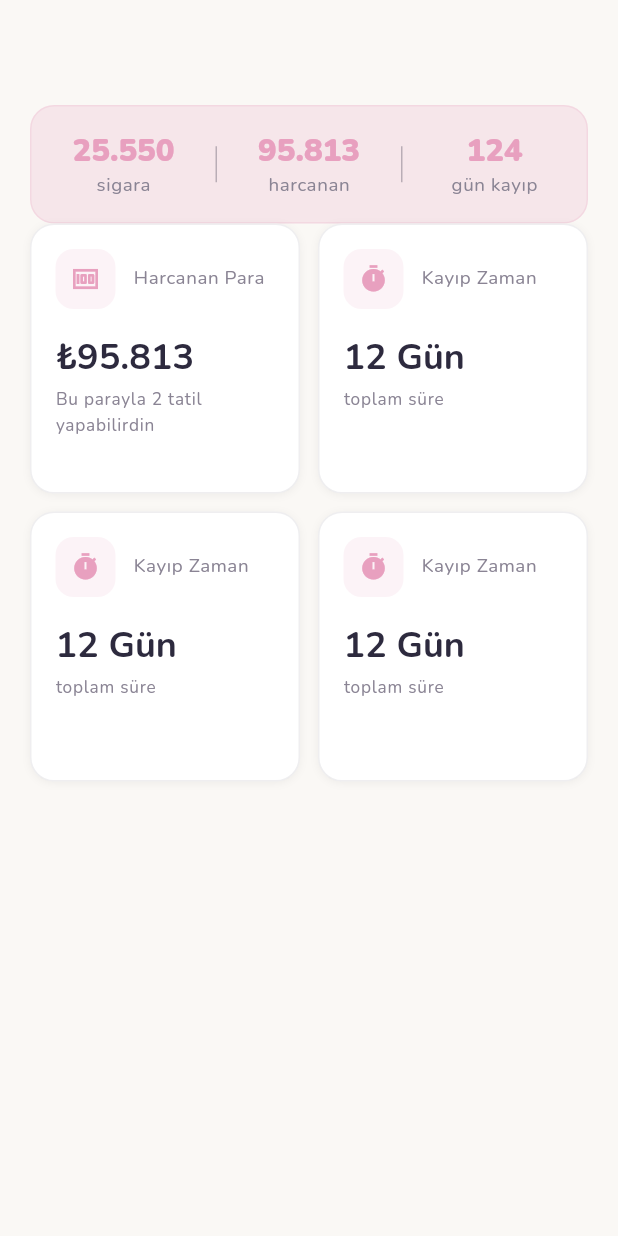
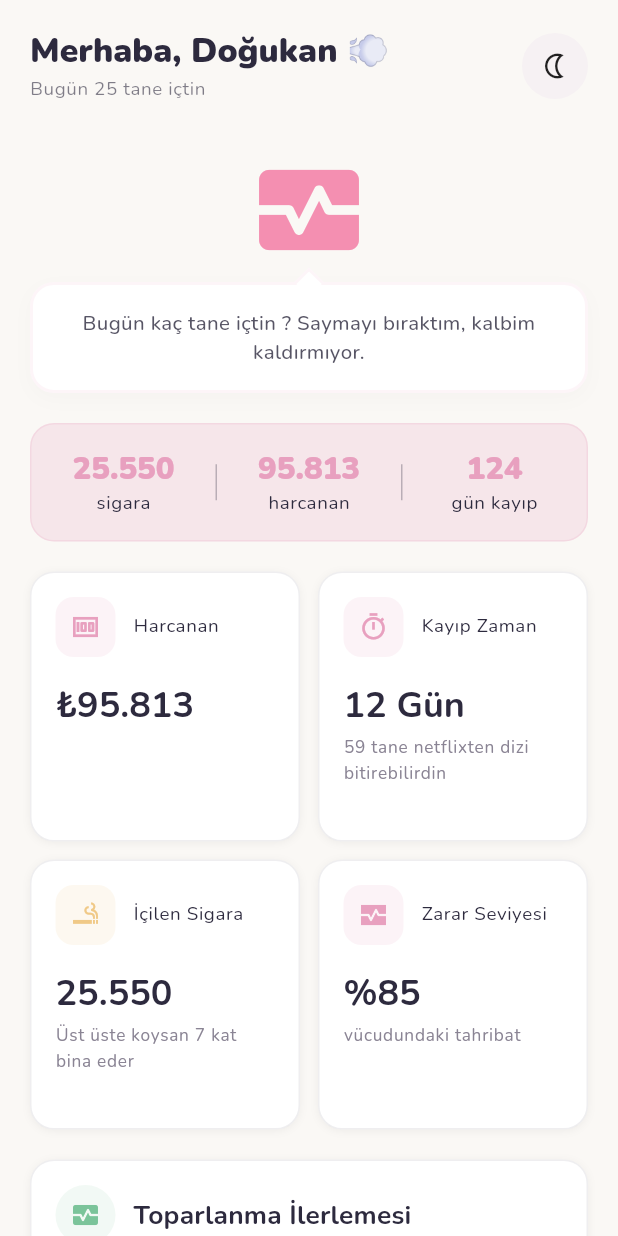
Before and after one commit to dogualagoz/luno-quit-smoking-app, a Flutter app: the screen it shows after launch, on a phone screen of 412 x 824 dp. Run offline on Flutter 3.47's test engine with Material 3 defaults, Android fonts, the phone set to English and light mode, and no system bars; our stand-ins replace go_router, google_fonts.

Commit message:
feat(ui): complete dashboard UI with header, mascot, progress and quote card

```diff
--- a/lib/core/theme/app_spacing.dart
+++ b/lib/core/theme/app_spacing.dart
@@ -9,6 +9,8 @@ abstract final class AppSpacing {
   static const double p16 = 16.0;
   static const double p20 = 20.0;
   static const double p24 = 24.0;
+  static const double p32 = 32.0;
+  static const double p40 = 40.0;
   static const double p96 = 96.0;
 
   //EdgeInsets (Direkt kullanım için)
@@ -25,7 +27,8 @@ abstract final class AppSpacing {
 
   // SizedBox (boşluklar)x
   static const sectionGap = SizedBox(height: p20);
-  static const sectionGapLarge = SizedBox(height: p24);
+  static const sectionGapMedium = SizedBox(height: p24);
+  static const sectionGapLarge = SizedBox(height: p32);
 
   // CardGap
   static const cardGap = SizedBox(width: p12, height: p12);
--- a/lib/core/theme/app_theme.dart
+++ b/lib/core/theme/app_theme.dart
@@ -46,9 +46,7 @@ abstract final class AppTheme {
       bodyMedium: AppTextStyles.bodySemibold,
       titleLarge: AppTextStyles.summaryValue, // 20.8px/w800
       headlineSmall: AppTextStyles.statValue, // 24px/w700
-      bodySmall: AppTextStyles.caption.copyWith(
-        color: AppColors.lightMutedForeground,
-      ), // 12.5px/w400
+      bodySmall: AppTextStyles.caption, // 12.5px/w400
       labelSmall: AppTextStyles.hint.copyWith(
         color: AppColors.lightMutedForeground,
       ), // 11.5px/w400
--- a/lib/core/widgets/luno_card.dart
+++ b/lib/core/widgets/luno_card.dart
@@ -1,5 +1,4 @@
 import 'package:flutter/material.dart';
-import 'package:luno_quit_smoking_app/core/theme/app_colors.dart';
 import 'package:luno_quit_smoking_app/core/theme/app_radius.dart';
 import 'package:luno_quit_smoking_app/core/theme/app_spacing.dart';
 import 'package:luno_quit_smoking_app/core/theme/app_theme.dart';
--- /dev/null
+++ b/lib/core/widgets/quote_card.dart
@@ -0,0 +1,43 @@
+import 'package:flutter/material.dart';
+import 'package:luno_quit_smoking_app/core/theme/app_spacing.dart';
+import 'package:luno_quit_smoking_app/core/widgets/luno_card.dart';
+
+class QuoteCard extends StatelessWidget {
+  final String quote;
+  final String author;
+
+  const QuoteCard({super.key, required this.quote, required this.author});
+
+  @override
+  Widget build(BuildContext context) {
+    final theme = Theme.of(context);
+    final colorScheme = theme.colorScheme;
+    final textTheme = theme.textTheme;
+
+    return LunoCard(
+      color: colorScheme.primary.withOpacity(0.08), // Hafif pembe/vurgu rengi
+      padding: AppSpacing.cardPadding,
+      child: Column(
+        crossAxisAlignment: CrossAxisAlignment.start,
+        children: [
+          Text(
+            '"$quote"',
+            style: textTheme.bodyMedium?.copyWith(
+              fontStyle: FontStyle.italic,
+              color: colorScheme.onSurface.withOpacity(0.8),
+              height: 1.5,
+            ),
+          ),
+          const SizedBox(height: 12),
+          Text(
+            "— $author",
+            style: textTheme.labelSmall?.copyWith(
+              color: colorScheme.onSurface.withOpacity(0.5),
+              fontWeight: FontWeight.w600,
+            ),
+          ),
+        ],
+      ),
+    );
+  }
+}
--- /dev/null
+++ b/lib/core/widgets/recovery_progress.dart
@@ -0,0 +1,93 @@
+import 'package:flutter/material.dart';
+import 'package:luno_quit_smoking_app/core/theme/app_colors.dart';
+import 'package:luno_quit_smoking_app/core/theme/app_radius.dart';
+import 'package:luno_quit_smoking_app/core/theme/app_spacing.dart';
+import 'package:luno_quit_smoking_app/core/widgets/luno_card.dart';
+
+class RecoveryProgress extends StatelessWidget {
+  final double progress;
+  final String progressText;
+  final String statusText;
+
+  const RecoveryProgress({
+    super.key,
+    required this.progress,
+    required this.progressText,
+    required this.statusText,
+  });
+
+  @override
+  Widget build(BuildContext context) {
+    final theme = Theme.of(context);
+    final colorScheme = theme.colorScheme;
+    final textTheme = theme.textTheme;
+
+    // Sistem temasına göre dark ve ya light
+    final colors = theme.brightness == Brightness.dark
+        ? AppColors.gradientSuccessDark
+        : AppColors.gradientSuccessLight;
+
+    return LunoCard(
+      child: Column(
+        crossAxisAlignment: CrossAxisAlignment.start,
+        children: [
+          Row(
+            children: [
+              Container(
+                padding: AppSpacing.iconPadding,
+                decoration: BoxDecoration(
+                  color: colors.first.withOpacity(0.15),
+                  shape: BoxShape.circle,
+                ),
+                child: Icon(
+                  Icons.monitor_heart_rounded,
+                  size: 20,
+                  color: colors.last,
+                ),
+              ),
+              const SizedBox(width: AppSpacing.p12),
+              Text("Toparlanma İlerlemesi", style: textTheme.titleMedium),
+            ],
+          ),
+          AppSpacing.sectionGap,
+          Stack(
+            children: [
+              Container(
+                height: 12,
+                width: double.infinity,
+                decoration: BoxDecoration(
+                  color: colorScheme.secondary.withOpacity(0.3),
+                  borderRadius: AppRadius.progressBar,
+                ),
+              ),
+              FractionallySizedBox(
+                widthFactor: progress.clamp(0.0, 1.0),
+                child: Container(
+                  height: 12,
+                  decoration: BoxDecoration(
+                    gradient: LinearGradient(colors: colors),
+                    borderRadius: AppRadius.progressBar,
+                  ),
+                ),
+              ),
+            ],
+          ),
+          const SizedBox(height: 10),
+          Row(
+            mainAxisAlignment: MainAxisAlignment.spaceBetween,
+            children: [
+              Text(progressText, style: textTheme.bodySmall),
+              Row(
+                children: [
+                  Text(statusText, style: textTheme.bodySmall),
+                  const SizedBox(width: 4),
+                  const Text("🌱", style: TextStyle(fontSize: 12)),
+                ],
+              ),
+            ],
+          ),
+        ],
+      ),
+    );
+  }
+}
--- /dev/null
+++ b/lib/core/widgets/speech_bubble.dart
@@ -0,0 +1,74 @@
+import 'package:flutter/material.dart';
+import 'package:luno_quit_smoking_app/core/theme/app_radius.dart';
+
+class SpeechBubble extends StatelessWidget {
+  final String text;
+  const SpeechBubble({super.key, required this.text});
+
+  @override
+  Widget build(BuildContext context) {
+    final theme = Theme.of(context);
+    final colorScheme = theme.colorScheme;
+
+    return Center(
+      child: Stack(
+        alignment: Alignment.topCenter,
+        clipBehavior: Clip.none, // Okun dışarı taşmasına izin veriyoruz
+        children: [
+          // ANA BALON
+          Container(
+            padding: const EdgeInsets.symmetric(horizontal: 20, vertical: 16),
+            decoration: BoxDecoration(
+              color: colorScheme.surface,
+              borderRadius: AppRadius.mascotBubble,
+              border: Border.all(
+                color: colorScheme.primary.withOpacity(0.1),
+                width: 2,
+              ),
+              boxShadow: [
+                BoxShadow(
+                  color: Colors.black.withOpacity(0.02),
+                  blurRadius: 10,
+                  offset: const Offset(0, 4),
+                ),
+              ],
+            ),
+            child: Text(
+              text,
+              textAlign: TextAlign.center,
+              style: theme.textTheme.bodyMedium?.copyWith(
+                color: colorScheme.onSurface.withOpacity(0.8),
+                fontWeight: FontWeight.w500,
+              ),
+            ),
+          ),
+
+          // BALONUN OKU (Arrow)
+          Positioned(
+            top: -7, // Balonun üst kenarından dışarı taşacak
+            child: Transform.rotate(
+              angle: 0.785, // 45 derece döndürerek üçgen efekti veriyoruz
+              child: Container(
+                width: 14,
+                height: 14,
+                decoration: BoxDecoration(
+                  color: colorScheme.surface,
+                  border: Border(
+                    left: BorderSide(
+                      color: colorScheme.primary.withOpacity(0.1),
+                      width: 2,
+                    ),
+                    top: BorderSide(
+                      color: colorScheme.primary.withOpacity(0.1),
+                      width: 2,
+                    ),
+                  ),
+                ),
+              ),
+            ),
+          ),
+        ],
+      ),
+    );
+  }
+}
--- /dev/null
+++ b/lib/core/widgets/stat_grid.dart
@@ -0,0 +1,65 @@
+import 'package:flutter/material.dart';
+import 'package:luno_quit_smoking_app/core/theme/app_colors.dart';
+import 'package:luno_quit_smoking_app/core/widgets/stat_card.dart';
+import 'package:luno_quit_smoking_app/core/theme/app_spacing.dart';
+
+class StatGrid extends StatelessWidget {
+  final String spentMoney;
+  final String lostTime;
+  final String smokedCount;
+  final String healthRisk;
+
+  const StatGrid({
+    super.key,
+    required this.spentMoney,
+    required this.lostTime,
+    required this.smokedCount,
+    required this.healthRisk,
+  });
+
+  @override
+  Widget build(BuildContext context) {
+    final theme = Theme.of(context);
+    final colorScheme = theme.colorScheme;
+    final textTheme = theme.textTheme;
+    // GridView'un Sütun içinde düzgün çalışması için ShrinkWrap: true
+    // ve physics: NeverScrollableScrollPhysics kullanıyoruz.
+
+    return GridView.count(
+      padding: EdgeInsets.zero,
+      crossAxisCount: 2,
+      mainAxisSpacing: AppSpacing.p12,
+      crossAxisSpacing: AppSpacing.p12,
+      shrinkWrap: true,
+      physics: const NeverScrollableScrollPhysics(),
+      children: [
+        StatCard(
+          label: "Harcanan",
+          value: spentMoney,
+          icon: Icons.money,
+          iconColor: colorScheme.primary,
+        ),
+        StatCard(
+          label: "Kayıp Zaman",
+          value: lostTime,
+          icon: Icons.timer_outlined,
+          subtext: "59 tane netflixten dizi bitirebilirdin",
+        ),
+        StatCard(
+          label: "İçilen Sigara",
+          value: smokedCount,
+          icon: Icons.smoking_rooms_outlined,
+          iconColor: AppColors.lightChartWarning,
+          subtext: "Üst üste koysan 7 kat bina eder",
+        ),
+        StatCard(
+          label: "Zarar Seviyesi",
+          value: healthRisk,
+          icon: Icons.monitor_heart_sharp,
+          iconColor: AppColors.lightChartPrimary,
+          subtext: "vücudundaki tahribat",
+        ),
+      ],
+    );
+  }
+}
--- a/lib/features/main/presentation/main_screen.dart
+++ b/lib/features/main/presentation/main_screen.dart
@@ -1,6 +1,10 @@
 import 'package:flutter/material.dart';
-import 'package:luno_quit_smoking_app/core/widgets/luno_card.dart';
-import 'package:luno_quit_smoking_app/core/widgets/stat_card.dart';
+import 'package:luno_quit_smoking_app/core/theme/app_spacing.dart';
+import 'package:luno_quit_smoking_app/core/widgets/recovery_progress.dart';
+import 'package:luno_quit_smoking_app/core/widgets/quote_card.dart';
+import 'package:luno_quit_smoking_app/core/widgets/stat_grid.dart';
+import 'package:luno_quit_smoking_app/core/widgets/speech_bubble.dart';
+import 'package:luno_quit_smoking_app/features/main/presentation/widgets/main_header.dart';
 import 'package:luno_quit_smoking_app/features/main/presentation/widgets/summary_bar.dart';
 
 class MainScreen extends StatelessWidget {
@@ -9,50 +13,76 @@ class MainScreen extends StatelessWidget {
   @override
   Widget build(BuildContext context) {
     return Scaffold(
-      body: Padding(
+      body: SafeArea(
+        child: SingleChildScrollView(
+          physics: const BouncingScrollPhysics(),
+          child: Padding(
             padding: const EdgeInsets.all(20.0), // Ekran kenarından boşluk
 
             child: Column(
+              crossAxisAlignment: CrossAxisAlignment.stretch,
+              mainAxisAlignment: MainAxisAlignment.center,
               children: [
-            const SizedBox(height: 50),
+                // Başlık
+                MainHeader(userName: "Doğukan", subText: "Bugün 25 tane içtin"),
+
+                AppSpacing.sectionGapLarge,
+
+                //Ciğer ikonu
+                Center(
+                  child: Icon(
+                    Icons.monitor_heart,
+                    size: 80,
+                    color: Colors.pink.shade200,
+                  ),
+                ),
+
+                const SizedBox(height: 8),
+
+                // Konuşma balonu
+                const SpeechBubble(
+                  text:
+                      "Bugün kaç tane içtin ? Saymayı bıraktım, kalbim kaldırmıyor.",
+                ),
+                AppSpacing.sectionGap,
+
+                // Özet çubuğu
                 SummaryBar(
                   cigContent: "25.550",
                   spentContent: "95.813",
                   lossContent: "124",
                 ),
-            GridView.count(
-              crossAxisCount: 2, // Yan yana 2 tane
-              mainAxisSpacing: 12, // Dikey boşluk
-              crossAxisSpacing: 12, // Yatay boşluk
-              shrinkWrap: true,
-              children: [
-                StatCard(
-                  label: "Harcanan Para",
-                  value: "₺95.813",
-                  icon: Icons.money,
-                  subtext: "Bu parayla 2 tatil yapabilirdin",
+                AppSpacing.sectionGap,
+
+                // İstatistikler (ilerde sayaç eklenecek)
+                StatGrid(
+                  spentMoney: "₺95.813",
+                  lostTime: "12 Gün",
+                  smokedCount: "25.550",
+                  healthRisk: "%85",
                 ),
-                StatCard(
-                  label: "Kayıp Zaman",
-                  value: "12 Gün",
-                  icon: Icons.timer,
-                  subtext: "toplam süre",
+                AppSpacing.sectionGap,
+
+                // Toparlanma ilerlemesi (başka bir şeye değiştirilebilir)
+                const RecoveryProgress(
+                  progress: 0.8,
+                  progressText: "%80",
+                  statusText: "Akciğerlerin temizleniyor",
                 ),
-                StatCard(
-                  label: "Kayıp Zaman",
-                  value: "12 Gün",
-                  icon: Icons.timer,
-                  subtext: "toplam süre",
+
+                AppSpacing.sectionGap,
+
+                // MOTİVASYON KARTI (Quote Card)
+                const QuoteCard(
+                  quote:
+                      "Her sigara hayatından 11 dakika çalar. Ama sen zaten zamanı dumanla harcamayı seviyorsun, değil mi?",
+                  author: "Ciğerito, senin akciğer dostun",
                 ),
-                StatCard(
-                  label: "Kayıp Zaman",
-                  value: "12 Gün",
-                  icon: Icons.timer,
-                  subtext: "toplam süre",
-                ),
+
+                const SizedBox(height: AppSpacing.p96),
               ],
             ),
-          ],
+          ),
         ),
       ),
     );
--- /dev/null
+++ b/lib/features/main/presentation/widgets/main_header.dart
@@ -0,0 +1,55 @@
+import 'package:flutter/material.dart';
+
+class MainHeader extends StatelessWidget {
+  final String userName;
+  final String subText;
+
+  const MainHeader({super.key, required this.userName, required this.subText});
+
+  @override
+  Widget build(BuildContext context) {
+    final theme = Theme.of(context);
+    final textTheme = theme.textTheme;
+
+    return Row(
+      mainAxisAlignment: MainAxisAlignment.spaceBetween,
+      children: [
+        Column(
+          crossAxisAlignment: CrossAxisAlignment.start,
+          children: [
+            // Merhaba, x
+            Text(
+              "Merhaba, $userName 💨",
+              style: textTheme.headlineSmall?.copyWith(
+                fontWeight: FontWeight.w900,
+                fontSize: 22.4,
+                height: 1.2,
+              ),
+            ),
+            const SizedBox(height: 4),
+
+            // altındaki yazı
+            Text(
+              subText,
+              style: textTheme.bodySmall?.copyWith(
+                fontSize: 12.5,
+                color: theme.colorScheme.onSurface.withOpacity(0.6),
+              ),
+            ),
+          ],
+        ),
+
+        //Ay ikonu (tema değiştirici)
+        Container(
+          width: 44,
+          height: 44,
+          decoration: BoxDecoration(
+            color: theme.colorScheme.secondary.withOpacity(0.4),
+            shape: BoxShape.circle,
+          ),
+          child: const Icon(Icons.nightlight_outlined, size: 20),
+        ),
+      ],
+    );
+  }
+}
--- a/lib/features/main/presentation/widgets/summary_bar.dart
+++ b/lib/features/main/presentation/widgets/summary_bar.dart
@@ -1,6 +1,5 @@
 import 'package:flutter/material.dart';
 import 'package:luno_quit_smoking_app/core/widgets/luno_card.dart';
-import 'package:luno_quit_smoking_app/core/theme/app_colors.dart';
 
 class SummaryBar extends StatelessWidget {
   final String cigContent;
```
Also changed, not shown: 2 other files. Lines whose indentation alone changed are shown as unchanged.
